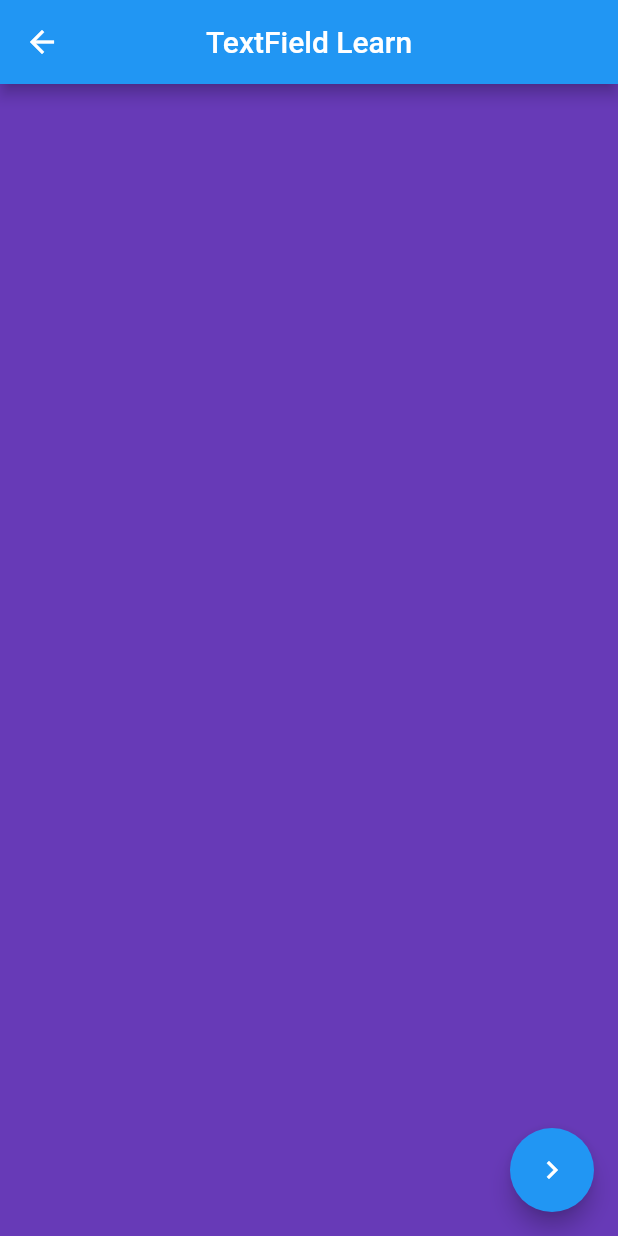
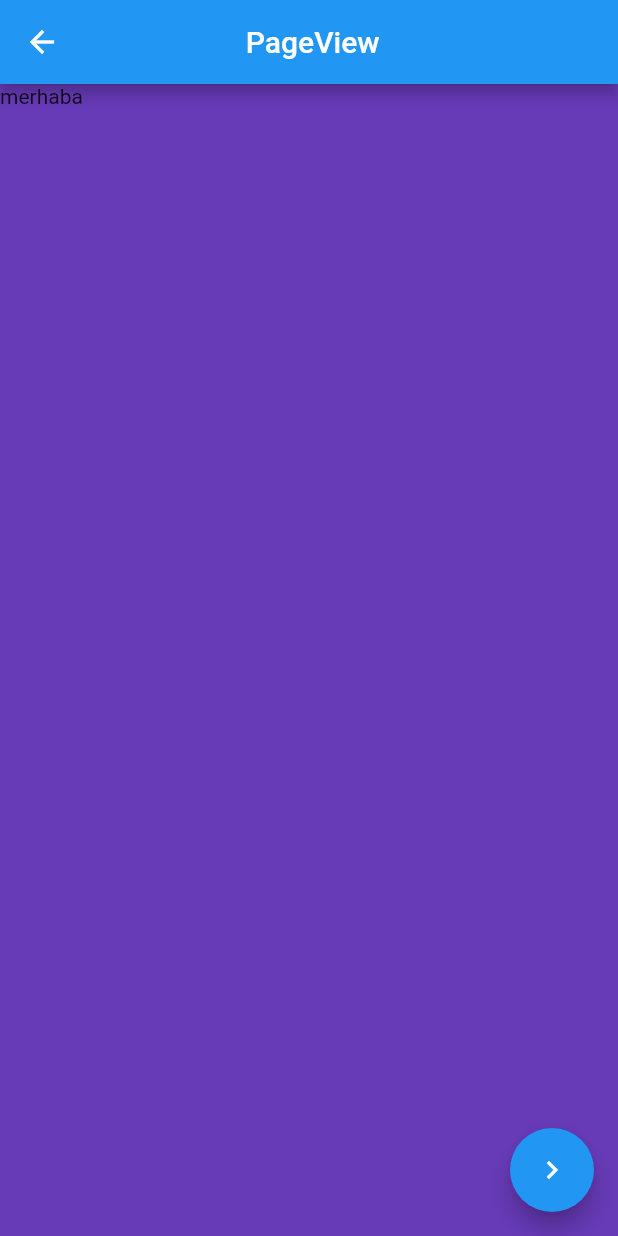
Before and after one commit to emircancavusoglu/flutterLearn, a Flutter app: the PageViewLearn screen opened directly, on a phone screen of 412 x 824 dp. Run offline on Flutter 3.47's test engine with Material 2 defaults, Android fonts, the phone set to English and light mode, and no system bars.

Commit message:
navigator

```diff
--- a/lib/const/string_consts.dart
+++ b/lib/const/string_consts.dart
@@ -1,5 +1,5 @@
 class StringConst{
-  static String title = "TextField Learn";
+  static String pageViewTitle = " PageView";
   static String lifeCyle = "LifeCycle";
   static String textField = "TextField Learn";
 
--- a/lib/core/bottom_navigation_bar.dart
+++ b/lib/core/bottom_navigation_bar.dart
@@ -1,5 +1,6 @@
 import 'package:flutter/material.dart';
 import 'package:flutterprojemm/core/life_cycle.dart';
+import 'package:flutterprojemm/core/page_view_learn.dart';
 
 class BottomNavigation extends StatefulWidget {
   const BottomNavigation({Key? key}) : super(key: key);
@@ -15,6 +16,9 @@ class _BottomNavigationState extends State<BottomNavigation> {
      if(value == Labels.newPage.index){
        Navigator.push(context, MaterialPageRoute(builder: (context) => LifeCycle(name: "EMİRCAN"),));
      }
+     else if(value == Labels.home.index){
+       Navigator.push(context, MaterialPageRoute(builder: (context) => PageViewLearn(message: "merhaba"),));
+     }
    }, items: const <BottomNavigationBarItem>[
      BottomNavigationBarItem(icon: Icon(Icons.account_balance),label: "Home"),
      BottomNavigationBarItem(icon: Icon(Icons.adb),label: "New Page"),
--- a/lib/core/life_cycle.dart
+++ b/lib/core/life_cycle.dart
@@ -35,7 +35,7 @@ class _LifeCycleState extends State<LifeCycle> {
               _name = newName;
             });
 
-          }, child: const Text("Chane this message")),
+          }, child: const Text("Change this message")),
         ],
       ),
     );
--- a/lib/core/page_view_learn.dart
+++ b/lib/core/page_view_learn.dart
@@ -23,7 +23,7 @@ class _PageViewLearnState extends State<PageViewLearn> {
     return Scaffold(
       appBar: AppBar(
         centerTitle: true,
-        title: Text(StringConst.title),
+        title: Text(StringConst.pageViewTitle),
       ),
       body: Stack(
         children: [
--- a/lib/core/text_field_learn.dart
+++ b/lib/core/text_field_learn.dart
@@ -1,5 +1,4 @@
 import 'package:flutter/material.dart';
-import 'package:flutter/services.dart';
 
 class TextFieldLearn extends StatefulWidget {
   const TextFieldLearn({Key? key}) : super(key: key);
```
